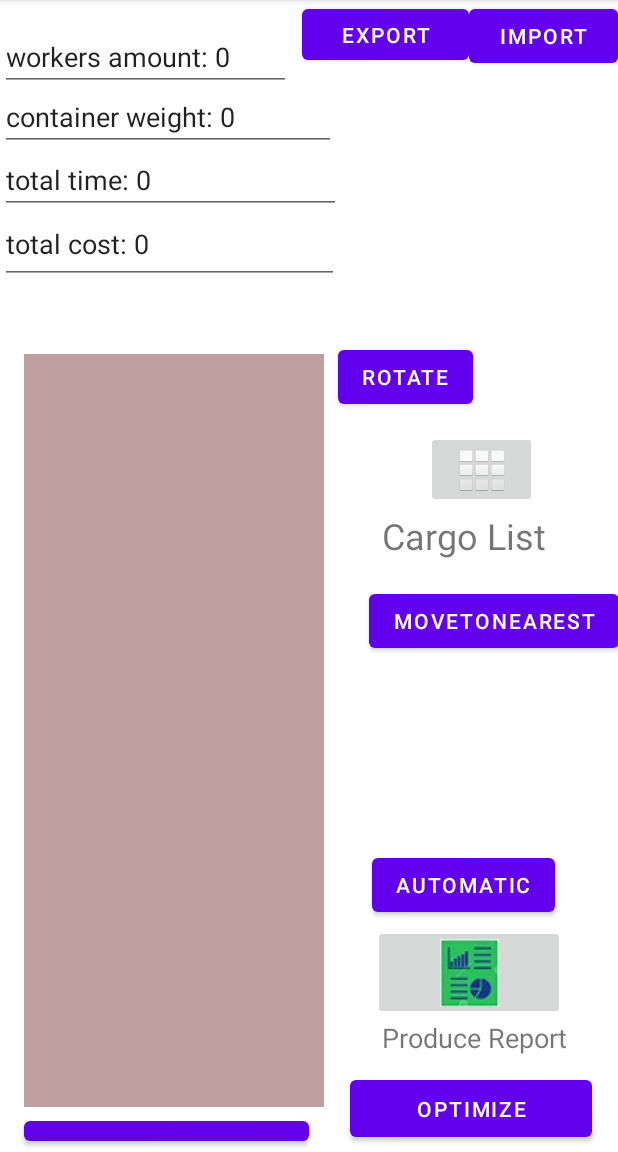
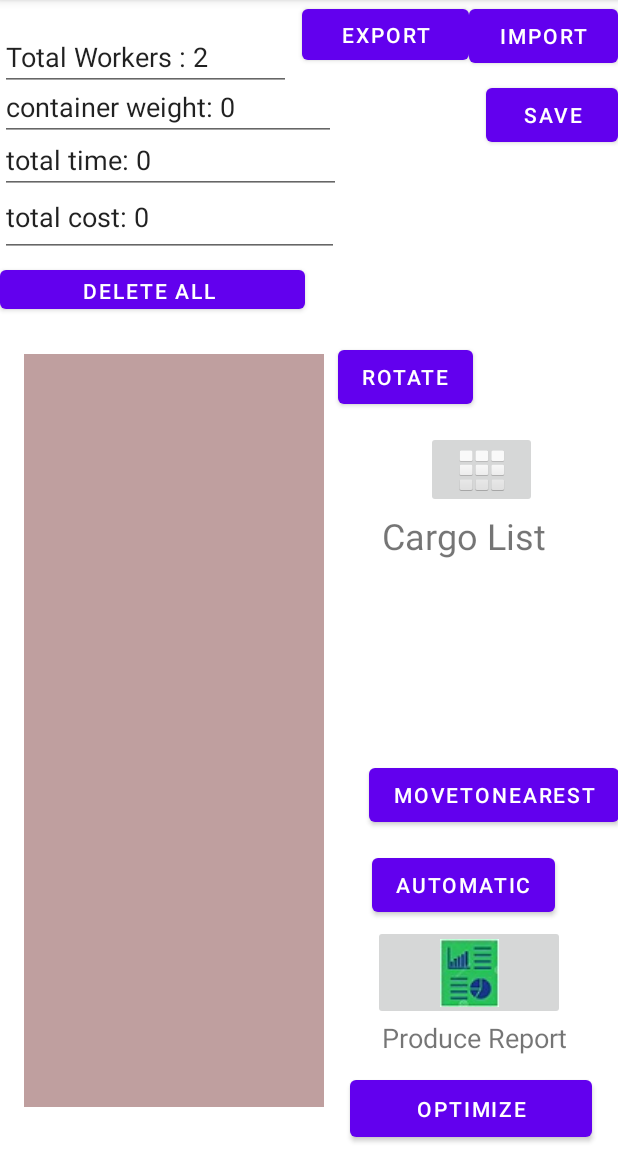
Before and after one commit to jawadrammal/FinalProject, an Android app: the screen it shows after launch (CargoInContainer), on a phone screen of 412 x 824 dp, the part 84-1236 px from its top. Run offline under Robolectric (Android 15) with nearby library versions, the phone set to English and light mode, and no system bars; libraries missing offline, so code that uses them is left out: org.apache.poi.

Commit message:
change in layout edit text names

```diff
--- a/app/src/main/java/com/example/myapplication/Cargo.java
+++ b/app/src/main/java/com/example/myapplication/Cargo.java
@@ -20,6 +20,7 @@ public class Cargo implements Serializable
         length=c.length;
         fragile=c.fragile;
         WeightThreshold=c.WeightThreshold;
+        cost=c.cost;
         Selected=c.Selected;
         inCargoPage=c.inCargoPage;
     }
--- a/app/src/main/java/com/example/myapplication/CargoButton.java
+++ b/app/src/main/java/com/example/myapplication/CargoButton.java
@@ -461,6 +461,7 @@ public class CargoButton extends androidx.appcompat.widget.AppCompatButton imple
                         yDelta = (int) (y - view.getY());
                         selected = objectId;
                         CargoInContainer.deleteButton.setVisibility(VISIBLE);
+                        MainActivity.MainInfo.Dialogbox.setText("id:" + cargo.objectid + "\n" + "height:" + cargo.height + "\n" + "width:" + cargo.width + "\n" + "length:" + cargo.length + "\n" + "x:" + c.xInContainer + "\n" + "y:" + c.yInContainer + "\n" + "z:" + z + "\n");
 
                         break;
 
@@ -479,6 +480,7 @@ public class CargoButton extends androidx.appcompat.widget.AppCompatButton imple
                             view.setBackgroundDrawable(drawable);*/
 
                             // *change to numeric
+
                             if (checkIfInContainer(view.getX(), view.getY(), view.getWidth(), view.getHeight(), CargoTablePage.containerX, CargoTablePage.containerY, CargoTablePage.containerWidth, CargoTablePage.containerLength) == true) {
 
 
@@ -540,7 +542,6 @@ public class CargoButton extends androidx.appcompat.widget.AppCompatButton imple
                                 view.setX(x - xDelta);
                                 view.setY(y - yDelta);
                             }
-                            MainActivity.MainInfo.Dialogbox.setText("id:" + cargo.objectid + "\n" + "height:" + cargo.height + "\n" + "width:" + cargo.width + "\n" + "length:" + cargo.length + "\n" + "x:" + c.xInContainer + "\n" + "y:" + c.yInContainer + "\n" + "z:" + z + "\n");
 
                         }
                         else
--- a/app/src/main/java/com/example/myapplication/InfoHolder.java
+++ b/app/src/main/java/com/example/myapplication/InfoHolder.java
@@ -5,9 +5,9 @@ import android.widget.TextView;
 import java.io.Serializable;
 
 public class InfoHolder implements Serializable {
-    double totalWeight;//holds the total weight of the container excluding the container's weight
-    double totalCost; //holds the total price of the cargo+processing cost of the container excluding the container's price
-    double totalTime; // holds approximate time to load container via a certain plan
+    double totalWeight=0;//holds the total weight of the container excluding the container's weight
+    double totalCost=0; //holds the total price of the cargo+processing cost of the container excluding the container's price
+    double totalTime=0; // holds approximate time to load container via a certain plan
     int totalWorkers=2; // holds the recommended amount of workers for the container
     float screenWidth;
     float screenHeight;
--- a/app/src/main/java/com/example/myapplication/MainActivity.java
+++ b/app/src/main/java/com/example/myapplication/MainActivity.java
@@ -82,8 +82,8 @@ public class MainActivity extends AppCompatActivity {
         MainInfo.buttonWidthPercentage= (float) (674.0/1080.0);//px
         MainInfo.buttonHeightPercentage= (float) (927.0/2040.0);//px
         MainInfo.CargoPercentagecontainer = (float) (200.0/234.8); //200 dp - 234.8cm
-        MainInfo.ContainerStartX = (float) (44/1080.0);//px
-        MainInfo.ContainerStartY = (float) (517/2040.0);//px
+        MainInfo.ContainerStartX = (float) (56/1440.0);//px
+        MainInfo.ContainerStartY = (float) (739/2872.0);//px
         MainInfo.alertWidthPerc = (float) (600/1440.0);//px
         MainInfo.alertHeightPerc = (float) (700/3040.0);//px
         MainInfo.alertXPerc = (float) (1100/1440.0);//px
@@ -258,6 +258,7 @@ public class MainActivity extends AppCompatActivity {
                 SelectedCargo.width = CargoList.get(i).width;
                 SelectedCargo.length = CargoList.get(i).length;
                 SelectedCargo.WeightThreshold = CargoList.get(i).WeightThreshold;
+                SelectedCargo.cost = CargoList.get(i).cost;
                 if(CargoList.get(i).fragile==true)
                     SelectedCargo.fragile = true;
             }
@@ -330,7 +331,9 @@ public class MainActivity extends AppCompatActivity {
                                                 case 5:
                                                     newcargo.WeightThreshold = currentCell.getNumericCellValue();
                                                     break;
-
+                                                case 7:
+                                                    newcargo.cost = currentCell.getNumericCellValue();
+                                                    break;
                                             }
                                         }
                                     }
--- a/app/src/main/java/com/example/myapplication/Solution.java
+++ b/app/src/main/java/com/example/myapplication/Solution.java
@@ -16,7 +16,6 @@ public class Solution implements Serializable {
         this.CargoList=CargoList;
         this.MainInfo=MainInfo;
        // this.buttons=buttons;
-
     }
     Solution()
     {
--- a/app/src/main/res/layout/activity_cargo_in_container.xml
+++ b/app/src/main/res/layout/activity_cargo_in_container.xml
@@ -119,7 +119,7 @@
             app:layout_constraintHorizontal_bias="0.0"
             app:layout_constraintStart_toStartOf="parent"
             app:layout_constraintTop_toTopOf="parent"
-            app:layout_constraintVertical_bias="0.139" />
+            app:layout_constraintVertical_bias="0.121" />
 
         <EditText
             android:id="@+id/TotalCost"
@@ -136,7 +136,7 @@
             app:layout_constraintHorizontal_bias="0.0"
             app:layout_constraintStart_toStartOf="parent"
             app:layout_constraintTop_toTopOf="parent"
-            app:layout_constraintVertical_bias="0.19" />
+            app:layout_constraintVertical_bias="0.165" />
 
         <EditText
             android:id="@+id/TotalWorkers"
@@ -172,12 +172,13 @@
             app:layout_constraintHorizontal_bias="0.0"
             app:layout_constraintStart_toStartOf="parent"
             app:layout_constraintTop_toTopOf="parent"
-            app:layout_constraintVertical_bias="0.077" />
+            app:layout_constraintVertical_bias="0.067" />
 
         <ImageButton
             android:id="@+id/imageButton9"
             android:layout_width="128dp"
             android:layout_height="63dp"
+            android:onClick="ProduceReport"
             app:layout_constraintBottom_toBottomOf="parent"
             app:layout_constraintEnd_toEndOf="parent"
             app:layout_constraintHorizontal_bias="0.875"
@@ -255,31 +256,44 @@
 
         <Button
             android:id="@+id/button"
-            android:layout_width="190dp"
-            android:layout_height="25dp"
-            android:layout_marginTop="503dp"
+            android:layout_width="203dp"
+            android:layout_height="38dp"
             android:onClick="deleteAll"
             android:text="delete all "
             app:layout_constraintBottom_toBottomOf="parent"
             app:layout_constraintEnd_toEndOf="parent"
-            app:layout_constraintHorizontal_bias="0.072"
+            app:layout_constraintHorizontal_bias="0.0"
             app:layout_constraintStart_toStartOf="parent"
-            app:layout_constraintTop_toTopOf="@+id/Container" />
+            app:layout_constraintTop_toTopOf="parent"
+            app:layout_constraintVertical_bias="0.238" />
 
         <Button
             android:id="@+id/button7"
             android:layout_width="wrap_content"
             android:layout_height="wrap_content"
             android:layout_marginStart="30dp"
-            android:layout_marginBottom="128dp"
+            android:layout_marginTop="128dp"
             android:onClick="moveToNearest"
             android:text="moveToNearest"
-            app:layout_constraintBottom_toTopOf="@+id/button6"
+            app:layout_constraintBottom_toBottomOf="@+id/ArrangementPlan"
             app:layout_constraintEnd_toEndOf="parent"
             app:layout_constraintHorizontal_bias="0.0"
             app:layout_constraintStart_toEndOf="@+id/Container"
             app:layout_constraintTop_toBottomOf="@+id/textView2"
-            app:layout_constraintVertical_bias="1.0" />
+            app:layout_constraintVertical_bias="0.0" />
+
+        <Button
+            android:id="@+id/SaveBtn"
+            android:layout_width="wrap_content"
+            android:layout_height="wrap_content"
+            android:onClick="SaveSol"
+            android:text="Save"
+            app:layout_constraintBottom_toBottomOf="parent"
+            app:layout_constraintEnd_toEndOf="parent"
+            app:layout_constraintHorizontal_bias="1.0"
+            app:layout_constraintStart_toStartOf="parent"
+            app:layout_constraintTop_toTopOf="parent"
+            app:layout_constraintVertical_bias="0.073" />
 
     </androidx.constraintlayout.widget.ConstraintLayout>
 
```
Also changed, not shown: app/src/main/java/com/example/myapplication/CargoInContainer.java (+263 -4 lines).
